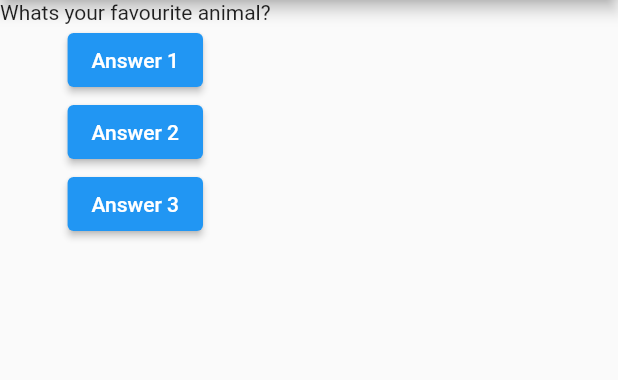
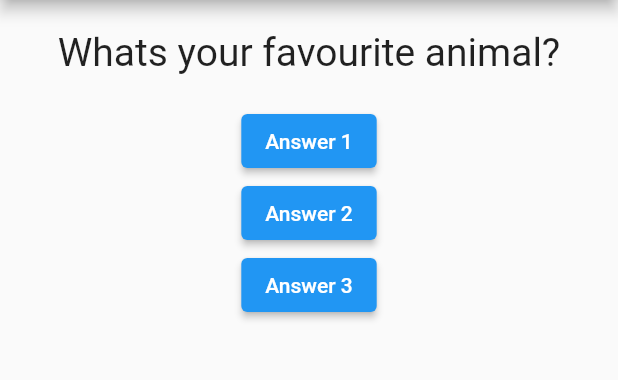
Before and after one commit to Basith-P/Quiz-App, a Flutter app: the screen it shows after launch, after a tap on "Answer 1", on a phone screen of 412 x 824 dp, the part 84-464 px from its top. Run offline on Flutter 3.47's test engine with Material 2 defaults, Android fonts, the light colour scheme and no system bars.

Commit message:
Make question widget

```diff
--- a/lib/main.dart
+++ b/lib/main.dart
@@ -1,8 +1,8 @@
 import 'package:flutter/material.dart';
 
-void main() {
-  runApp(MyApp());
-}
+import './question.dart';
+
+void main() => runApp(MyApp());
 
 class MyApp extends StatefulWidget {
   @override
@@ -35,7 +35,7 @@ class _MyAppState extends State<MyApp> {
         ),
         body: Column(
           children: [
-            Text(
+            Question(
               questions[_questionIndex],
             ),
             ElevatedButton(
--- a/lib/question.dart
+++ b/lib/question.dart
@@ -0,0 +1,20 @@
+import 'package:flutter/material.dart';
+
+class Question extends StatelessWidget {
+  final String questionText;
+
+  Question(this.questionText);
+
+  @override
+  Widget build(BuildContext context) {
+    return Container(
+      width: double.infinity,
+      margin: EdgeInsets.all(20),
+      child: Text(
+        questionText,
+        style: TextStyle(fontSize: 26),
+        textAlign: TextAlign.center,
+      ),
+    );
+  }
+}
```
